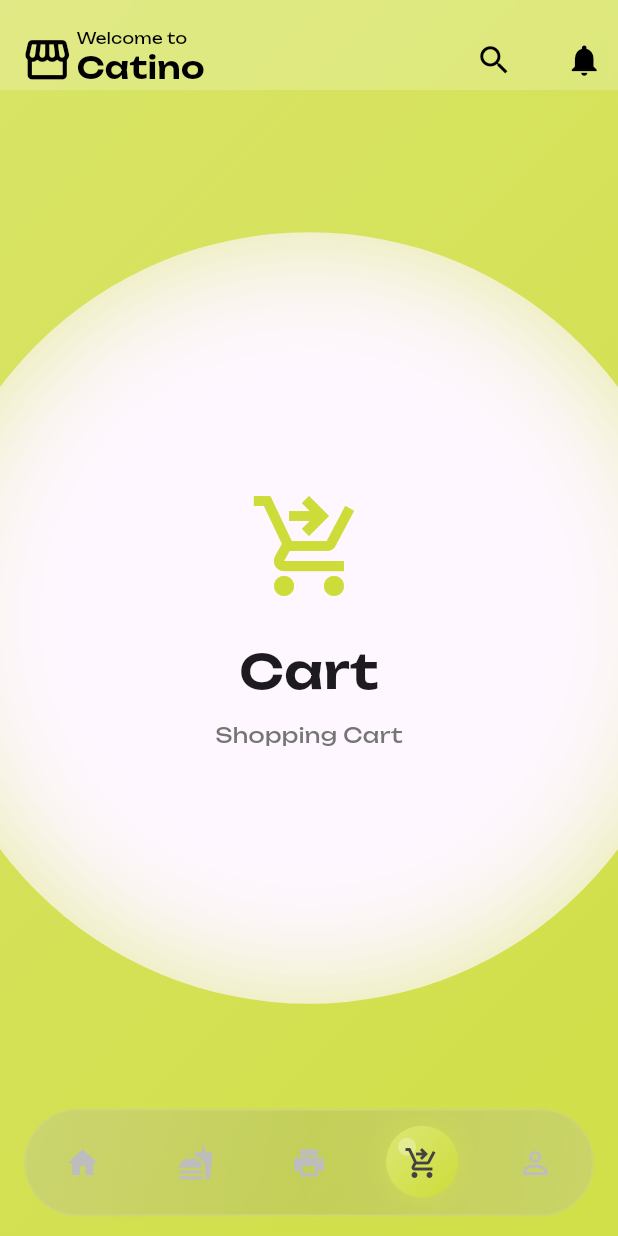
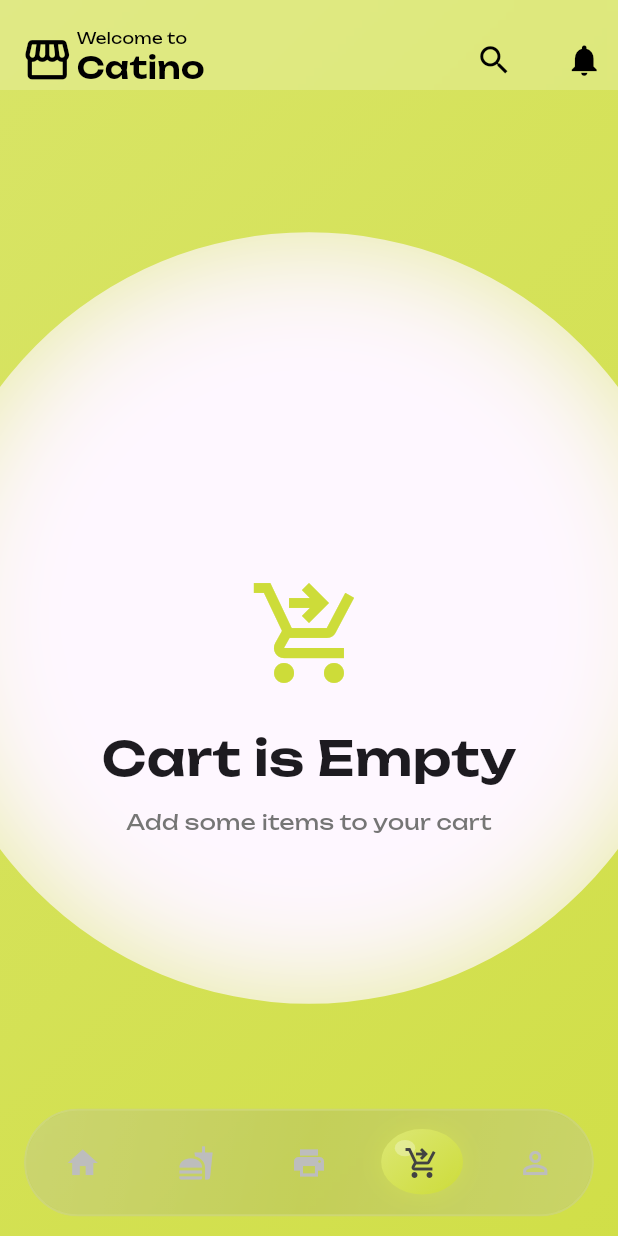
Before and after one commit to KNOWASJOHN/Catino, a Flutter app: the screen it shows once a user with an empty profile is signed in, scrolled down 288 dp, after a tap on the "shopping cart checkout" icon, on a phone screen of 412 x 824 dp. Run offline on Flutter 3.47's test engine with Material 3 defaults, Android fonts, the phone set to English and light mode, and no system bars; our stand-ins replace dotted_border, firebase_auth, firebase_core, firebase_database, qr_flutter, shared_preferences; accounts and stored records are empty; project files that could hold a hidden picture were left out.

Commit message:
connecting cart to food page

```diff
--- a/lib/cart.dart
+++ b/lib/cart.dart
@@ -1,12 +1,39 @@
 import 'package:flutter/material.dart';
+import 'package:provider/provider.dart';
+import 'pages/food.dart';  // For FoodItem and FoodService
+import 'cart_provider.dart';
 
-class Cart extends StatelessWidget {
+class Cart extends StatefulWidget {
   const Cart({super.key});
 
   @override
+  State<Cart> createState() => _CartState();
+}
+
+class _CartState extends State<Cart> {
+  final FoodService _foodService = FoodService();
+
+  @override
   Widget build(BuildContext context) {
+    final cartProvider = Provider.of<CartProvider>(context);
+    final cart = cartProvider.cart;
+
     return Scaffold(
-      body: Center(
+      appBar: AppBar(
+        title: const Text(
+          'Cart',
+          style: TextStyle(
+            fontFamily: 'Unbounded',
+            fontWeight: FontWeight.bold,
+            color: Colors.black87,
+          ),
+        ),
+        backgroundColor: Colors.white,
+        iconTheme: const IconThemeData(color: Colors.black87),
+        elevation: 2,
+      ),
+      body: cart.isEmpty
+          ? Center(
               child: Column(
                 mainAxisAlignment: MainAxisAlignment.center,
                 children: [
@@ -15,18 +42,18 @@ class Cart extends StatelessWidget {
                     size: 80,
                     color: Colors.lime.shade500,
                   ),
-            SizedBox(height: 20),
-            Text(
-              'Cart',
+                  const SizedBox(height: 20),
+                  const Text(
+                    'Cart is Empty',
                     style: TextStyle(
                       fontFamily: 'Unbounded',
                       fontSize: 32,
                       fontWeight: FontWeight.w600,
                     ),
                   ),
-            SizedBox(height: 10),
+                  const SizedBox(height: 10),
                   Text(
-              'Shopping Cart',
+                    'Add some items to your cart',
                     style: TextStyle(
                       fontFamily: 'Unbounded',
                       fontSize: 14,
@@ -36,6 +63,74 @@ class Cart extends StatelessWidget {
                   ),
                 ],
               ),
+            )
+          : StreamBuilder<List<FoodItem>>(
+              stream: _foodService.getFoodItems(),
+              builder: (context, snapshot) {
+                if (snapshot.connectionState == ConnectionState.waiting) {
+                  return const Center(child: CircularProgressIndicator());
+                }
+                if (snapshot.hasError || !snapshot.hasData) {
+                  return const Center(child: Text('Error loading items'));
+                }
+                final foodItems = snapshot.data!;
+                final cartItems = cart.entries.map((e) {
+                  final item = foodItems.firstWhere((i) => i.id == e.key);
+                  return {'item': item, 'qty': e.value};
+                }).toList();
+
+                double total = cartItems.fold(0, (sum, entry) => sum + (entry['item'] as FoodItem).price * (entry['qty'] as int));
+
+                return Column(
+                  children: [
+                    Expanded(
+                      child: ListView.builder(
+                        itemCount: cartItems.length,
+                        itemBuilder: (context, index) {
+                          final entry = cartItems[index];
+                          final item = entry['item'] as FoodItem;
+                          final qty = entry['qty'] as int;
+                          return ListTile(
+                            leading: Image.network(item.imageUrl, width: 50, height: 50, fit: BoxFit.cover),
+                            title: Text(item.name, style: const TextStyle(fontFamily: 'Unbounded')),
+                            subtitle: Text('₹${item.price.toStringAsFixed(2)} x $qty = ₹${(item.price * qty).toStringAsFixed(2)}'),
+                            trailing: Row(
+                              mainAxisSize: MainAxisSize.min,
+                              children: [
+                                IconButton(
+                                  icon: const Icon(Icons.remove),
+                                  onPressed: qty > 1 ? () => cartProvider.updateQuantity(item.id, qty - 1) : () => cartProvider.removeItem(item.id),
+                                ),
+                                Text('$qty'),
+                                IconButton(
+                                  icon: const Icon(Icons.add),
+                                  onPressed: () => cartProvider.addItem(item.id),
+                                ),
+                              ],
+                            ),
+                          );
+                        },
+                      ),
+                    ),
+                    Container(
+                      padding: const EdgeInsets.all(16),
+                      child: Row(
+                        mainAxisAlignment: MainAxisAlignment.spaceBetween,
+                        children: [
+                          Text('Total: ₹${total.toStringAsFixed(2)}', style: const TextStyle(fontSize: 18, fontWeight: FontWeight.bold, fontFamily: 'Unbounded')),
+                          ElevatedButton(
+                            onPressed: () {
+                              // TODO: Implement order placement
+                              ScaffoldMessenger.of(context).showSnackBar(const SnackBar(content: Text('Order placed!')));
+                            },
+                            child: const Text('Place Order'),
+                          ),
+                        ],
+                      ),
+                    ),
+                  ],
+                );
+              },
             ),
     );
   }
--- /dev/null
+++ b/lib/cart_provider.dart
@@ -0,0 +1,67 @@
+import 'package:flutter/foundation.dart';
+import 'package:firebase_auth/firebase_auth.dart';
+import 'package:firebase_database/firebase_database.dart';
+
+class CartProvider with ChangeNotifier {
+  Map<String, int> _cart = {};
+  Map<String, int> get cart => _cart;
+
+  final DatabaseReference _dbRef = FirebaseDatabase.instance.ref();
+  String? get userId => FirebaseAuth.instance.currentUser?.uid;
+
+  CartProvider() {
+    _loadCart();
+  }
+
+  void _loadCart() {
+    final uid = userId;
+    if (uid == null) return;
+    _dbRef.child('users/$uid/cart').onValue.listen((event) {
+      if (event.snapshot.value != null) {
+        final data = Map<String, dynamic>.from(event.snapshot.value as Map);
+        _cart = data.map((k, v) => MapEntry(k, v as int));
+      } else {
+        _cart = {};
+      }
+      notifyListeners();
+    });
+  }
+
+  void addItem(String id) {
+    if (_cart.containsKey(id)) {
+      _cart[id] = _cart[id]! + 1;
+    } else {
+      _cart[id] = 1;
+    }
+    _saveCart();
+    notifyListeners();
+  }
+
+  void updateQuantity(String id, int qty) {
+    if (qty <= 0) {
+      _cart.remove(id);
+    } else {
+      _cart[id] = qty;
+    }
+    _saveCart();
+    notifyListeners();
+  }
+
+  void removeItem(String id) {
+    _cart.remove(id);
+    _saveCart();
+    notifyListeners();
+  }
+
+  void clearCart() {
+    _cart.clear();
+    _saveCart();
+    notifyListeners();
+  }
+
+  void _saveCart() {
+    final uid = userId;
+    if (uid == null) return;
+    _dbRef.child('users/$uid/cart').set(_cart);
+  }
+}
--- a/lib/components/navbar.dart
+++ b/lib/components/navbar.dart
@@ -109,19 +109,17 @@ class _CustomBottomNavBarState extends State<CustomBottomNavBar>
 
 
   @override
-
   void didUpdateWidget(CustomBottomNavBar oldWidget) {
-
     super.didUpdateWidget(oldWidget);
-
+    if (oldWidget.currentIndex != widget.currentIndex) {
+      _previousIndex = _selectedIndex;
+      _selectedIndex = widget.currentIndex;
+      _bubbleController.forward(from: 0.0);
+    }
     // Recalculate positions on widget update (including orientation changes)
-
     WidgetsBinding.instance.addPostFrameCallback((_) {
-
       _updateItemPositions();
-
     });
-
   }
 
 
--- a/lib/main.dart
+++ b/lib/main.dart
@@ -14,6 +14,8 @@ import 'components/page_transition.dart';
 import 'components/circle_reveal_transition.dart';
 import 'pages/loginpage.dart';
 import 'services/auth_service.dart';
+import 'package:provider/provider.dart';
+import 'cart_provider.dart';
 
 void main() async {
   WidgetsFlutterBinding.ensureInitialized();
@@ -37,7 +39,9 @@ class MyApp extends StatelessWidget {
 
   @override
   Widget build(BuildContext context) {
-    return MaterialApp(
+    return ChangeNotifierProvider(
+      create: (_) => CartProvider(),
+      child: MaterialApp(
         debugShowCheckedModeBanner: false,
         home: StreamBuilder(
           stream: AuthService().authStateChanges,
@@ -60,6 +64,7 @@ class MyApp extends StatelessWidget {
             return const MainScreen();
           },
         ),
+      ),
     );
   }
 }
@@ -80,13 +85,38 @@ class _MainScreenState extends State<MainScreen> {
   bool _showNotificationPanel = false;
   bool _showSearchMenu = false;
 
-  final List<Widget> _pages = [
+  late List<Widget> _pages;
+
+  void _switchToCart() {
+    if (_selectedIndex != 3 && !_isAnimating) {
+      setState(() {
+        _animationStartPosition = Offset(
+          _navItemPositions[3],
+          _navBarVerticalPosition,
+        );
+        _isAnimating = true;
+      });
+      Future.delayed(const Duration(milliseconds: 850), () {
+        if (mounted) {
+          setState(() {
+            _selectedIndex = 3;
+          });
+        }
+      });
+    }
+  }
+
+  @override
+  void initState() {
+    super.initState();
+    _pages = [
       const HomePage(),
-    const FoodListPage(),
+      FoodListPage(onCartPressed: _switchToCart),
       const PrintPage(),
       const Cart(),
       const Profile(),
     ];
+  }
 
   @override
   Widget build(BuildContext context) {
--- a/pubspec.yaml
+++ b/pubspec.yaml
@@ -34,6 +34,7 @@ dependencies:
   firebase_database: ^11.1.4
   shared_preferences: ^2.3.3
   qr_flutter: ^4.0.0
+  provider: ^6.0.0
 
 dev_dependencies:
   flutter_test:
```
Also changed, not shown: lib/components/foodify-59a7f-default-rtdb-export.json (+21 -21 lines), lib/pages/food.dart (+19 -21 lines), pubspec.lock. Lines whose indentation alone changed are shown as unchanged.
